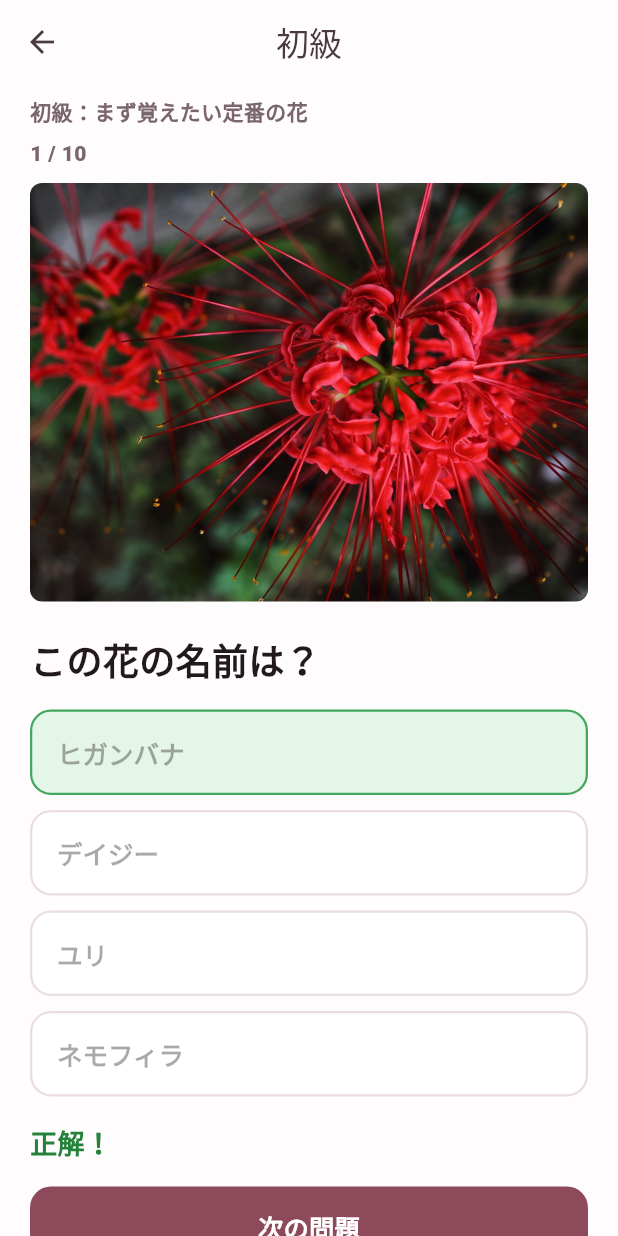
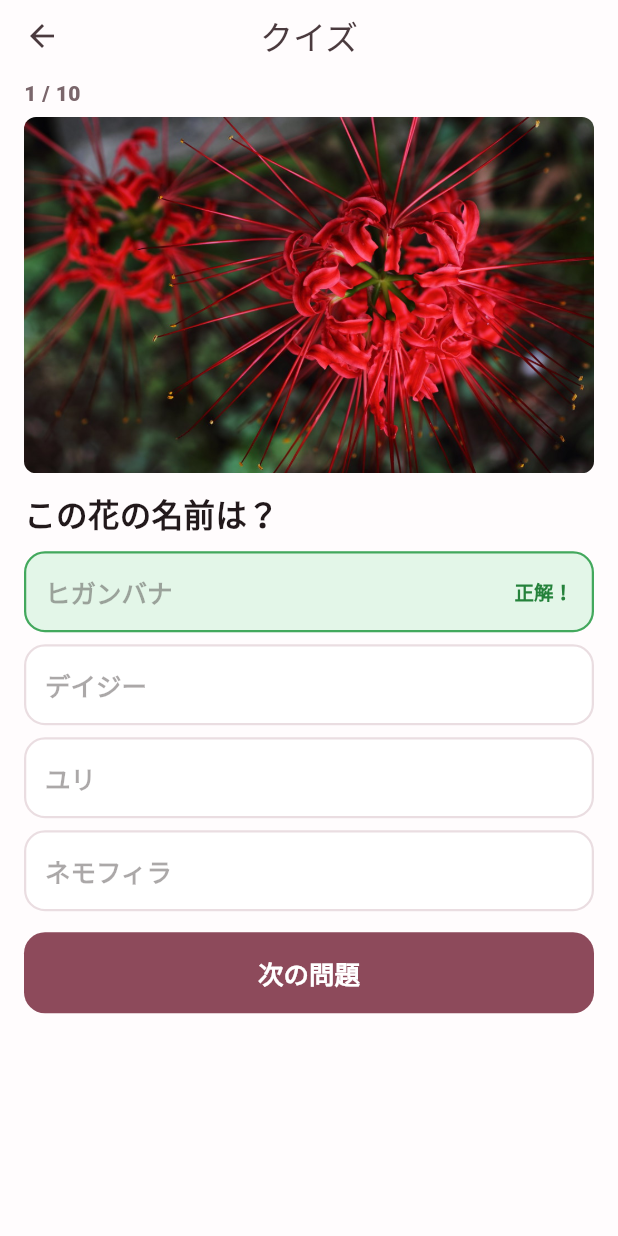
Before and after one commit to atto87/atto87.github.io, a Flutter app: the QuizScreen screen opened by its route, after a tap on "ヒガンバナ", on a phone screen of 412 x 824 dp. Run offline on Flutter 3.47's test engine with Material 3 defaults, Android fonts, the phone set to English and light mode, and no system bars; our stand-ins replace shared_preferences; accounts and stored records are empty.

Commit message:
Compact quiz answer feedback

```diff
--- a/lib/screens/quiz_screen.dart
+++ b/lib/screens/quiz_screen.dart
@@ -167,8 +167,7 @@ class _QuizScreenState extends State<QuizScreen> {
   Widget build(BuildContext context) {
     if (_isLoading) {
       return Scaffold(
-        appBar: AppBar(
-            title: Text(widget.reviewOnly ? '復習' : widget.difficulty.title)),
+        appBar: AppBar(title: Text(widget.reviewOnly ? '復習' : 'クイズ')),
         body: const Center(child: CircularProgressIndicator()),
       );
     }
@@ -209,25 +208,15 @@ class _QuizScreenState extends State<QuizScreen> {
       );
     }
 
-    final isCorrect = _selectedName == _currentFlower.name;
-
     return Scaffold(
       appBar: AppBar(
-          title: Text(widget.reviewOnly ? '復習' : widget.difficulty.title)),
+        title: Text(widget.reviewOnly ? '復習' : 'クイズ'),
+        toolbarHeight: 48,
+      ),
       body: SafeArea(
         child: ListView(
-          padding: const EdgeInsets.fromLTRB(20, 8, 20, 28),
+          padding: const EdgeInsets.fromLTRB(16, 4, 16, 14),
           children: [
-            if (!widget.reviewOnly) ...[
-              Text(
-                widget.difficulty.appLabel,
-                style: const TextStyle(
-                  color: Color(0xFF7A666B),
-                  fontWeight: FontWeight.w800,
-                ),
-              ),
-              const SizedBox(height: 8),
-            ],
             Text(
               '${_currentIndex + 1} / ${_questions.length}',
               style: const TextStyle(
@@ -235,11 +224,11 @@ class _QuizScreenState extends State<QuizScreen> {
                 fontWeight: FontWeight.w800,
               ),
             ),
-            const SizedBox(height: 10),
+            const SizedBox(height: 6),
             ClipRRect(
               borderRadius: BorderRadius.circular(8),
               child: AspectRatio(
-                aspectRatio: 4 / 3,
+                aspectRatio: 16 / 10,
                 child: Image.asset(
                   _currentFlower.imagePath,
                   fit: BoxFit.cover,
@@ -247,12 +236,12 @@ class _QuizScreenState extends State<QuizScreen> {
                 ),
               ),
             ),
-            const SizedBox(height: 22),
+            const SizedBox(height: 12),
             const Text(
               'この花の名前は？',
-              style: TextStyle(fontSize: 24, fontWeight: FontWeight.w900),
+              style: TextStyle(fontSize: 21, fontWeight: FontWeight.w900),
             ),
-            const SizedBox(height: 16),
+            const SizedBox(height: 10),
             for (final choice in _choices) ...[
               AnswerButton(
                 text: choice,
@@ -261,21 +250,10 @@ class _QuizScreenState extends State<QuizScreen> {
                 isCorrectAnswer: choice == _currentFlower.name,
                 hasAnswered: _hasAnswered,
               ),
-              const SizedBox(height: 10),
+              const SizedBox(height: 8),
             ],
             if (_hasAnswered) ...[
-              const SizedBox(height: 8),
-              Text(
-                isCorrect ? '正解！' : '不正解。正解は${_currentFlower.name}です',
-                style: TextStyle(
-                  fontSize: 18,
-                  fontWeight: FontWeight.w900,
-                  color: isCorrect
-                      ? const Color(0xFF25823B)
-                      : Theme.of(context).colorScheme.error,
-                ),
-              ),
-              const SizedBox(height: 16),
+              const SizedBox(height: 6),
               FilledButton(
                 onPressed: _goNext,
                 child: Text(
--- a/lib/widgets/answer_button.dart
+++ b/lib/widgets/answer_button.dart
@@ -30,12 +30,46 @@ class AnswerButton extends StatelessWidget {
           foregroundColor: const Color(0xFF3F3336),
           backgroundColor: backgroundColor,
           side: BorderSide(color: borderColor, width: 1.5),
-          padding: const EdgeInsets.symmetric(horizontal: 18, vertical: 16),
+          padding: const EdgeInsets.symmetric(horizontal: 14, vertical: 11),
           alignment: Alignment.centerLeft,
         ),
-        child: Text(text),
+        child: Row(
+          children: [
+            Expanded(
+              child: Text(
+                text,
+                maxLines: 1,
+                overflow: TextOverflow.ellipsis,
+              ),
+            ),
+            if (_statusLabel != null) ...[
+              const SizedBox(width: 8),
+              _AnswerStatus(label: _statusLabel!, color: _statusColor(context)),
+            ],
+          ],
+        ),
       ),
     );
+  }
+
+  String? get _statusLabel {
+    if (!hasAnswered) {
+      return null;
+    }
+    if (isCorrectAnswer) {
+      return '正解！';
+    }
+    if (isSelected) {
+      return '不正解';
+    }
+    return null;
+  }
+
+  Color _statusColor(BuildContext context) {
+    if (isCorrectAnswer) {
+      return const Color(0xFF25823B);
+    }
+    return Theme.of(context).colorScheme.error;
   }
 
   Color _backgroundColor() {
@@ -64,3 +98,25 @@ class AnswerButton extends StatelessWidget {
     return const Color(0xFFEADDE1);
   }
 }
+
+class _AnswerStatus extends StatelessWidget {
+  const _AnswerStatus({
+    required this.label,
+    required this.color,
+  });
+
+  final String label;
+  final Color color;
+
+  @override
+  Widget build(BuildContext context) {
+    return Text(
+      label,
+      style: TextStyle(
+        color: color,
+        fontSize: 13,
+        fontWeight: FontWeight.w900,
+      ),
+    );
+  }
+}
```
Also changed, not shown: 1 other file.
